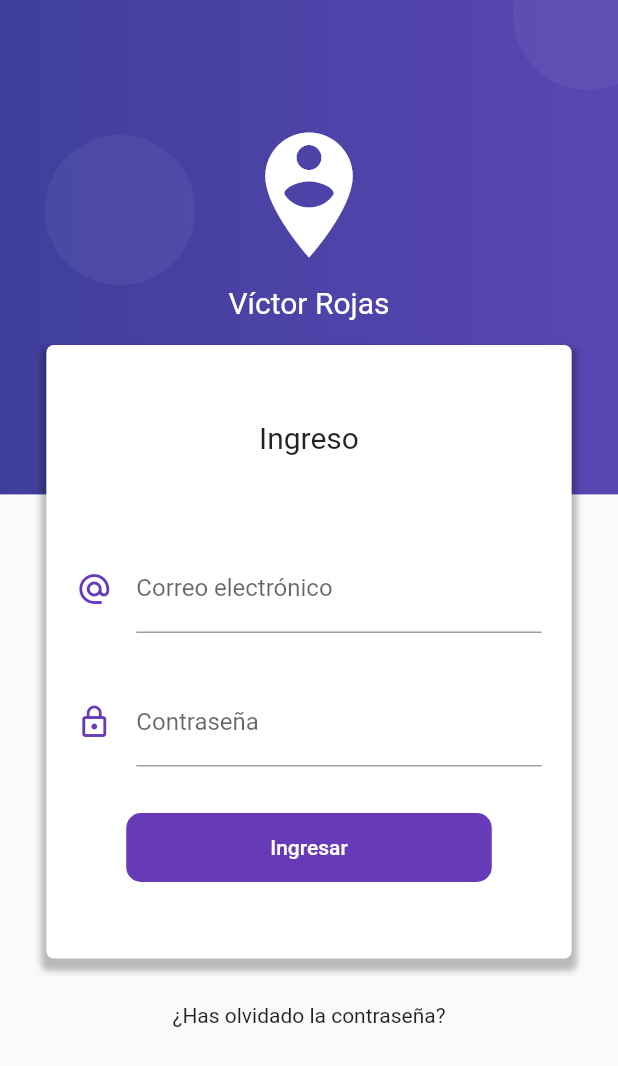
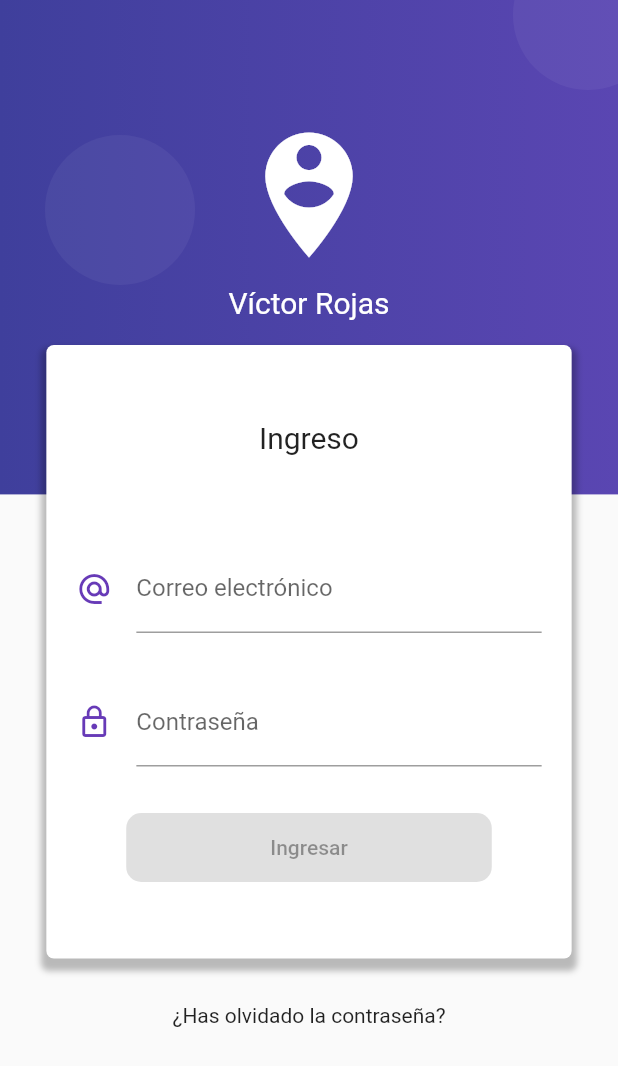
Before and after one commit to victand98/flutter_form_validation, a Flutter app: the screen it shows after launch, on a phone screen of 412 x 824 dp. Shown: the top 1066 px of the screen. Run offline on Flutter 3.47's test engine with Material 2 defaults, Android fonts, the phone set to English and light mode, and no system bars; our stand-ins replace rxdart.

Commit message:
Combine Streams with RxDart

```diff
--- a/lib/src/blocs/login_bloc.dart
+++ b/lib/src/blocs/login_bloc.dart
@@ -1,16 +1,23 @@
 import 'dart:async';
 
 import 'package:flutter_form_validation/src/blocs/validators.dart';
+import 'package:rxdart/rxdart.dart';
 
 class LoginBloc with Validators {
-  final _emailController = StreamController<String>.broadcast();
-  final _passwordController = StreamController<String>.broadcast();
+  final _emailController = BehaviorSubject<String>();
+  final _passwordController = BehaviorSubject<String>();
 
   // Retrieving stream data
   Stream<String> get emailStream =>
       _emailController.stream.transform(validateEmail);
   Stream<String> get passwordStream =>
       _passwordController.stream.transform(validatePassword);
+
+  Stream<bool> get formValidStream => Rx.combineLatest2(
+        emailStream,
+        passwordStream,
+        (a, b) => true,
+      );
 
   // Inserting values into the Stream
   Function(String) get changeEmail => _emailController.sink.add;
--- a/lib/src/pages/login_page.dart
+++ b/lib/src/pages/login_page.dart
@@ -129,7 +129,7 @@ class LoginPage extends StatelessWidget {
                 SizedBox(height: 30.0),
                 _createPasswordInput(bloc),
                 SizedBox(height: 30.0),
-                _createButton(),
+                _createButton(bloc),
               ],
             ),
           ),
@@ -189,9 +189,12 @@ class LoginPage extends StatelessWidget {
     );
   }
 
-  Widget _createButton() {
+  Widget _createButton(LoginBloc bloc) {
+    return StreamBuilder(
+      stream: bloc.formValidStream,
+      builder: (BuildContext context, AsyncSnapshot snapshot) {
         return ElevatedButton(
-      onPressed: () {},
+          onPressed: snapshot.hasData ? () {} : null,
           style: ElevatedButton.styleFrom(
             shape: RoundedRectangleBorder(
               borderRadius: BorderRadius.circular(10.0),
@@ -204,5 +207,7 @@ class LoginPage extends StatelessWidget {
             child: Text("Ingresar"),
           ),
         );
+      },
+    );
   }
 }
--- a/pubspec.yaml
+++ b/pubspec.yaml
@@ -3,7 +3,7 @@ description: A new Flutter project.
 
 # The following line prevents the package from being accidentally published to
 # pub.dev using `pub publish`. This is preferred for private packages.
-publish_to: 'none' # Remove this line if you wish to publish to pub.dev
+publish_to: "none" # Remove this line if you wish to publish to pub.dev
 
 # The following defines the version and build number for your application.
 # A version number is three numbers separated by dots, like 1.2.43
@@ -24,10 +24,10 @@ dependencies:
   flutter:
     sdk: flutter
 
-
   # The following adds the Cupertino Icons font to your application.
   # Use with the CupertinoIcons class for iOS style icons.
   cupertino_icons: ^1.0.2
+  rxdart: ^0.26.0
 
 dev_dependencies:
   flutter_test:
@@ -38,7 +38,6 @@ dev_dependencies:
 
 # The following section is specific to Flutter.
 flutter:
-
   # The following line ensures that the Material Icons font is
   # included with your application, so that you can use the icons in
   # the material Icons class.
```
Also changed, not shown: pubspec.lock. Lines whose indentation alone changed are shown as unchanged.
